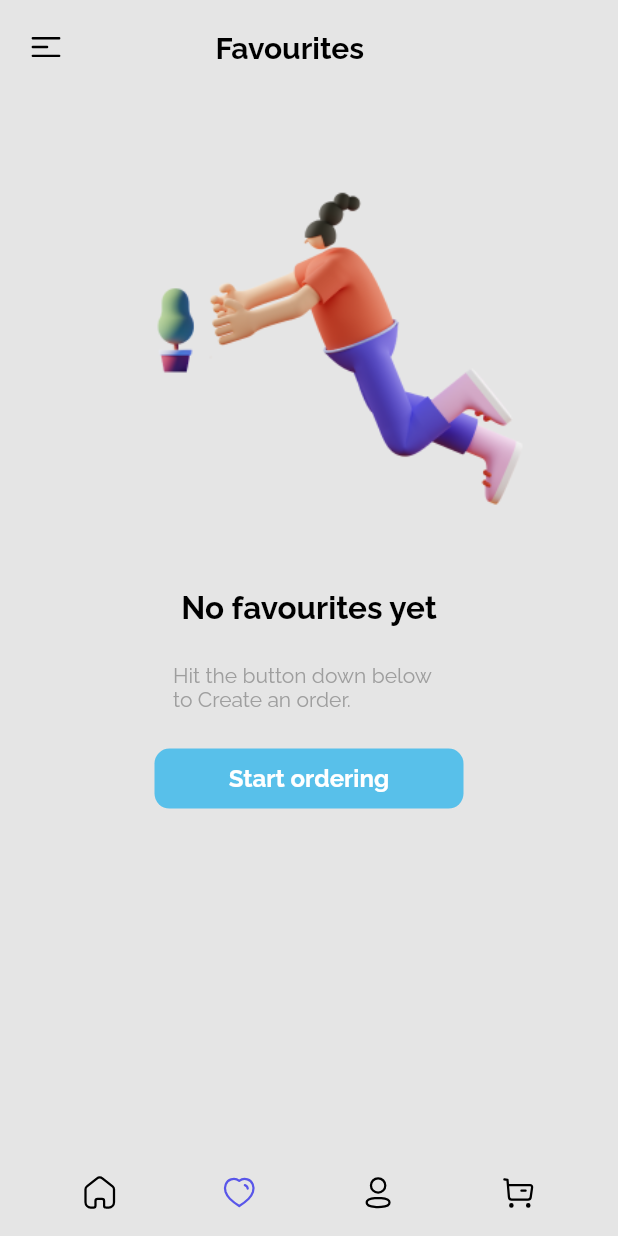
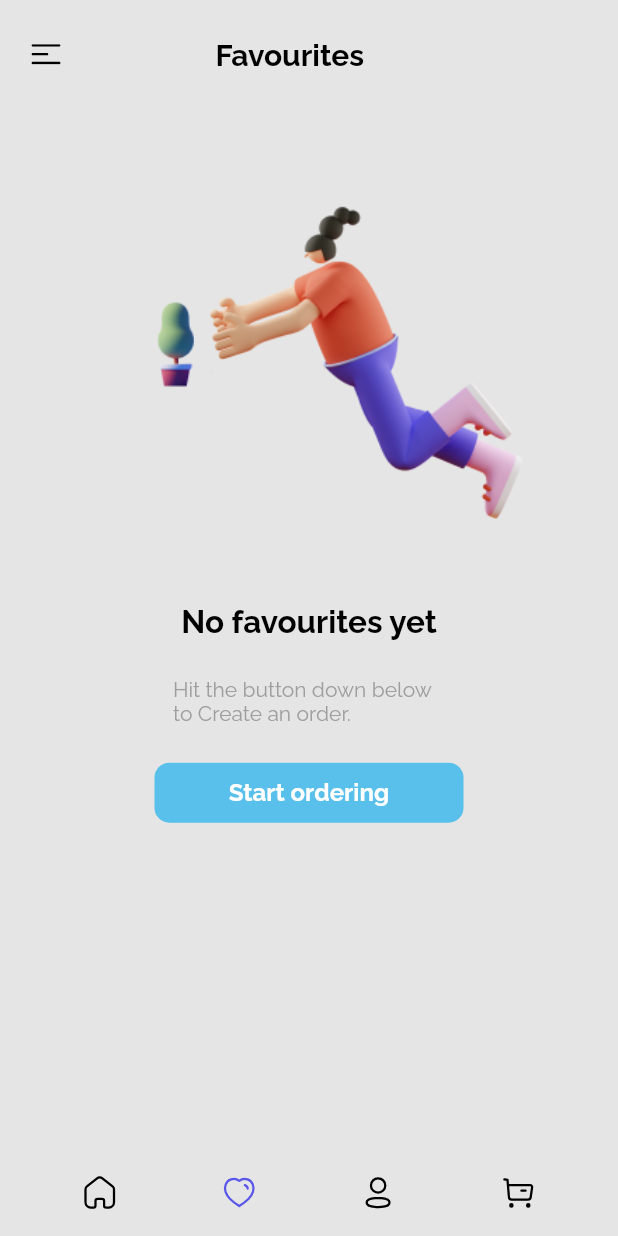
Before and after one commit to adeosunsam/ecommerce_app, a Flutter app: the ProductPage screen opened directly, item 2 of the bottom bar chosen, on a phone screen of 412 x 824 dp. Run offline on Flutter 3.47's test engine with Material 2 defaults, Android fonts, the phone set to English and light mode, and no system bars; our stand-ins replace bloc, equatable, flutter_dotenv, flutter_svg, shared_preferences; accounts and stored records are empty.

Commit message:
Fix: cleaned up some screen

```diff
--- a/lib/components/bottom_navigator.dart
+++ b/lib/components/bottom_navigator.dart
@@ -1,5 +1,6 @@
 import 'package:ecommerce_store/constants.dart';
 import 'package:ecommerce_store/entity/cart_product.dart';
+import 'package:ecommerce_store/entity/products.dart';
 import 'package:ecommerce_store/screen/login/login_screen.dart';
 import 'package:ecommerce_store/services/authservice/auth_provider.dart';
 import 'package:ecommerce_store/utility/sharedconstant.dart';
@@ -20,9 +21,24 @@ class BottomNavigator extends StatefulWidget {
 int _selectedIndex = 0;
 final List<String> _bottomNav = ['Home', 'heart', 'user', 'cart'];
 
+List<Product> getCartProducts = [];
+onload() async {
+  final cartList =
+      await AuthProvider.fromapi().getSharedPref(key: SharedConstants.cart);
+  if (cartList != null) {
+    final productList = productFromJson(cartList);
+    getCartProducts = productList;
+  } else {
+    getCartProducts = [];
+  }
+}
+
 class _BottomNavigatorState extends State<BottomNavigator> {
   @override
   Widget build(BuildContext context) {
+    return FutureBuilder(
+        future: onload(),
+        builder: (context, snapshot) {
           return Stack(
             children: [
               Padding(
@@ -51,7 +67,7 @@ class _BottomNavigatorState extends State<BottomNavigator> {
                   onTap: _onItemTapped,
                 ),
               ),
-        cartProducts.isNotEmpty
+              getCartProducts.isNotEmpty
                   ? Positioned(
                       right: cartProducts.length > 9 ? 40 : 43,
                       bottom: cartProducts.length > 9 ? 27 : 25,
@@ -61,9 +77,10 @@ class _BottomNavigatorState extends State<BottomNavigator> {
                           color: kPrimary,
                         ),
                         child: Padding(
-                    padding: EdgeInsets.all(cartProducts.length > 9 ? 2 : 4),
+                          padding:
+                              EdgeInsets.all(cartProducts.length > 9 ? 2 : 4),
                           child: Text(
-                      '${cartProducts.length}',
+                            '${getCartProducts.length}',
                             style: const TextStyle(
                               fontWeight: FontWeight.bold,
                               color: Colors.white,
@@ -76,23 +93,13 @@ class _BottomNavigatorState extends State<BottomNavigator> {
                   : const Padding(padding: EdgeInsets.zero),
             ],
           );
+        });
   }
 
   _onItemTapped(int index) async {
-    // final userPrefs =
-    //     await AuthProvider.fromapi().getSharedPref(key: SharedConstants.user);
-
     setState(() {
       _selectedIndex = index;
     });
-    // if (userPrefs == null && _selectedIndex == 2) {
-    //   Navigator.push(
-    //     context,
-    //     MaterialPageRoute(
-    //       builder: (context) => const LoginScreen(),
-    //     ),
-    //   );
-
     widget.callbackFunction(_selectedIndex);
   }
 }
--- a/lib/screen/detail/components/single_product_desc.dart
+++ b/lib/screen/detail/components/single_product_desc.dart
@@ -2,7 +2,6 @@ import 'dart:convert' show jsonEncode;
 
 import 'package:ecommerce_store/components/rounded_button.dart';
 import 'package:ecommerce_store/constants.dart';
-import 'package:ecommerce_store/entity/cart_product.dart';
 import 'package:ecommerce_store/entity/products.dart';
 import 'package:ecommerce_store/screen/detail/components/description_collapse.dart';
 import 'package:ecommerce_store/screen/detail/components/product_color.dart';
@@ -119,7 +118,7 @@ class _SingleProductDescriptionState extends State<SingleProductDescription> {
           RoundedButton(
               press: () {
                 onAddToCart();
-                Navigator.of(context).pop();
+                //Navigator.of(context).pop();
               },
               buttonColor: kPrimary,
               textColor: Colors.white,
--- a/lib/screen/favorite/fav_page.dart
+++ b/lib/screen/favorite/fav_page.dart
@@ -25,19 +25,18 @@ class FavoriteScreen extends StatefulWidget {
 class _FavoriteScreenState extends State<FavoriteScreen> {
   bool isCollapsed = true;
   final Duration duration = const Duration(milliseconds: 300);
-  List<Product> newList = [];
-  callback(List<Product> getList) {
-    setState(() {
-      newList = getList;
-    });
+
+  callback() {
+    setState(() {});
   }
 
+  bool hasData = false;
   ongetFav() async {
     final favouriteList =
         await AuthProvider.fromapi().getSharedPref(key: SharedConstants.fav);
     if (favouriteList != null) {
       final productList = productFromJson(favouriteList);
-      newList = productList;
+      hasData = productList.isNotEmpty ? true : false;
     }
   }
 
@@ -62,12 +61,12 @@ class _FavoriteScreenState extends State<FavoriteScreen> {
                     borderRadius: BorderRadius.circular(!isCollapsed ? 20 : 0),
                     elevation: isCollapsed ? 0 : 5,
                     color: kbackground,
-                    child: SingleChildScrollView(
                     child: SafeArea(
                       child: Column(
                         children: [
                           Container(
-                              margin: const EdgeInsets.symmetric(vertical: 20),
+                            margin: EdgeInsets.symmetric(
+                                vertical: size.height * .03),
                             child: Row(
                               children: [
                                 InkWell(
@@ -108,17 +107,18 @@ class _FavoriteScreenState extends State<FavoriteScreen> {
                               ],
                             ),
                           ),
-                            newList.isNotEmpty
-                                // ignore: prefer_const_constructors
-                                ? FavProducts(oncallbackFunction: callback)
+                          SizedBox(
+                            height: size.height * .78,
+                            child: hasData
+                                ? FavProducts(onCallBackFunction: callback)
                                 : EmptyScreen(
                                     errorImage:
                                         Image.asset('assets/images/fav.png'),
                                     press: () {},
                                     title: 'No favourites yet',
                                   ),
+                          ),
                         ],
-                        ),
                       ),
                     ),
                   ),
```
Also changed, not shown: lib/screen/favorite/components/fav_products.dart (+20 -17 lines), pubspec.yaml (+1 -41 lines). Lines whose indentation alone changed are shown as unchanged.
